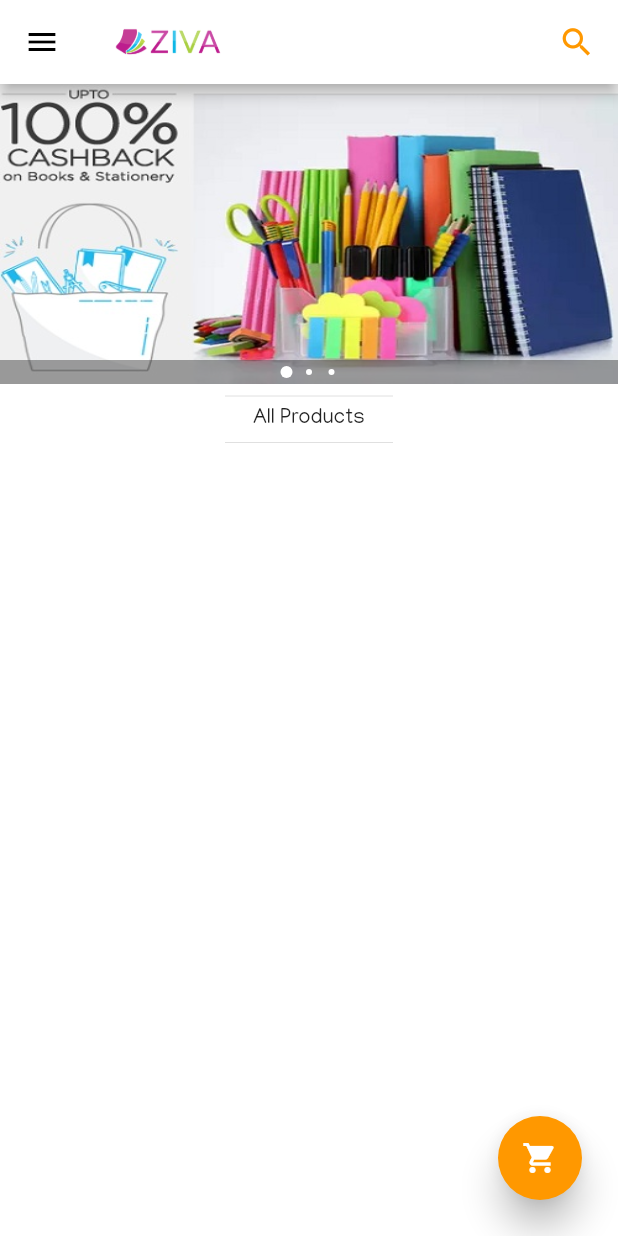
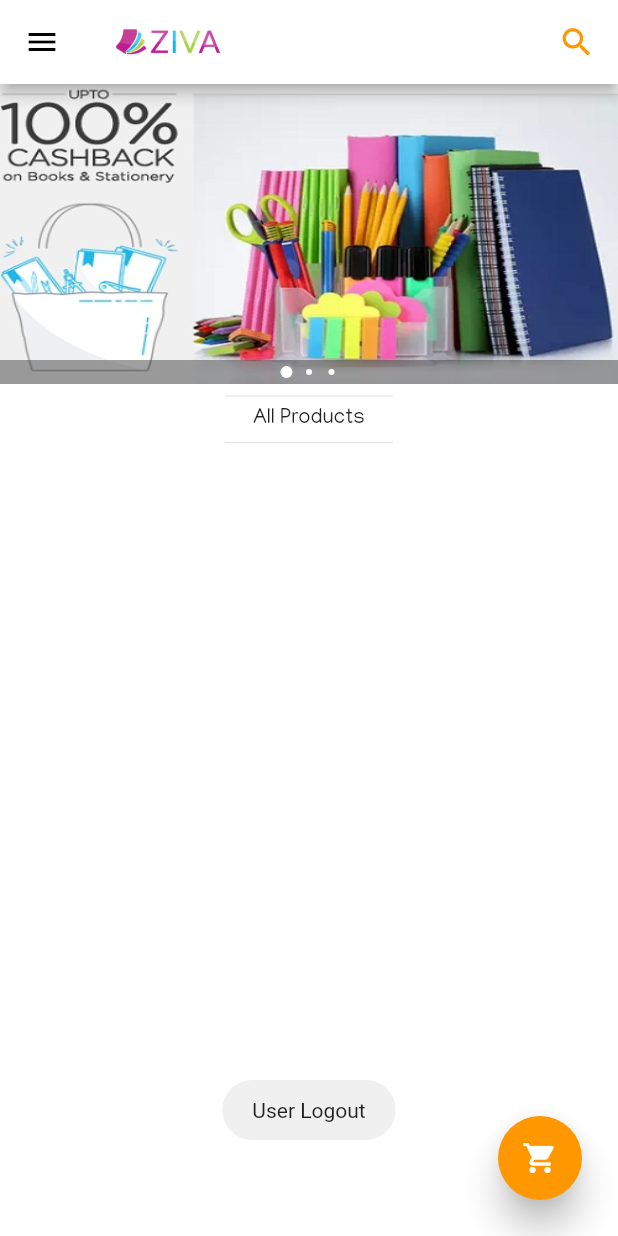
Before and after one commit to safayavatsal/Ziva, a Flutter app: the HomePage screen opened directly, in the side drawer, after a tap on "Logout", on a phone screen of 412 x 824 dp. Run offline on Flutter 3.47's test engine with Material 2 defaults, Android fonts, the light colour scheme and no system bars; drawn by our look-alikes of carousel_pro; our stand-ins replace firebase_auth, firebase_database, firebase_storage, fluttertoast, progress_dialog; missing offline and left inert: mailer2; accounts and stored records are empty.

Commit message:
just monot change

```diff
--- a/lib/homepage.dart
+++ b/lib/homepage.dart
@@ -3,6 +3,7 @@ import 'package:firebase_auth/firebase_auth.dart';
 import 'package:firebase_database/firebase_database.dart';
 import 'package:flutter/cupertino.dart';
 import 'package:flutter/material.dart';
+import 'package:fluttertoast/fluttertoast.dart';
 import 'package:ziva/category.dart';
 import 'package:ziva/main.dart';
 import 'package:ziva/order.dart';
@@ -42,9 +43,13 @@ class _HomePageState extends State<HomePage> {
   void logout() {
     FirebaseAuth.instance.signOut();
     Navigator.pushReplacement(context, MaterialPageRoute(builder: (context) => MyApp()));
+    Fluttertoast.showToast(
+        msg: "User Logout",
+        gravity: ToastGravity.BOTTOM,
+        toastLength: Toast.LENGTH_LONG);
   }
   void login() {
-    Navigator.pushReplacement(context, MaterialPageRoute(builder: (context) => MyApp()));
+    Navigator.push(context, MaterialPageRoute(builder: (context) => MyApp()));
   }
   getdata(){
     DatabaseReference reference = FirebaseDatabase.instance
```
Also changed, not shown: lib/ProductDetails.dart (line endings or trailing spaces).
